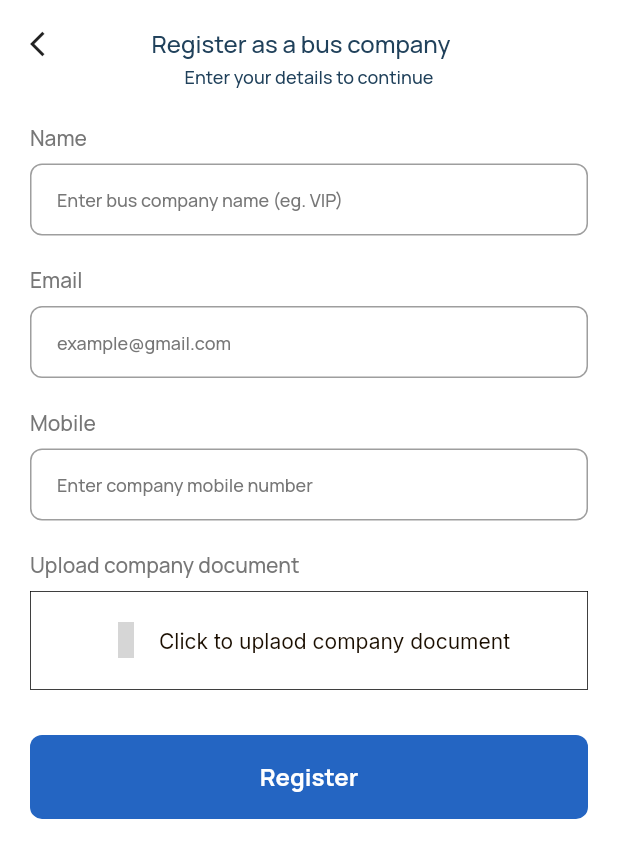
After one commit to Darkeh1807/mobile, a Flutter app: the CreateBusScreen screen opened by its route, on a phone screen of 412 x 824 dp. The commit adds this screen. Shown: the top 858 px of the screen. Run offline on Flutter 3.47's test engine with Material 2 defaults, Android fonts, the phone set to English and light mode, and no system bars; our stand-ins replace bot_toast, dio, dotted_line, email_validator, file_picker, flutter_spinkit and 7 more; missing offline and left inert: flag; accounts and stored records are empty; grey boxes are pictures that could not be loaded.

Commit message:
doc upload  successful

```diff
--- a/lib/config/url/url.dart
+++ b/lib/config/url/url.dart
@@ -1,7 +1,8 @@
 class Url {
   //All api url goes here
-  static String baseUrl = 'https://bus-booking-server-test.azurewebsites.net/api/v1';
+  static String baseUrl =
+      'https://bus-booking-server-test.azurewebsites.net/api/v1';
   static String authUrl = "$baseUrl/auth";
   static String busCompany = "$baseUrl/busCompany";
-
+  static String assets = "$baseUrl/assets";
 }
--- a/lib/main.dart
+++ b/lib/main.dart
@@ -10,6 +10,7 @@ import 'package:bus_booking/screens/booking/booking_details_cofirm_screen.dart';
 import 'package:bus_booking/screens/booking/payment_success_screen.dart';
 import 'package:bus_booking/screens/booking/search_results_screen.dart';
 import 'package:bus_booking/screens/booking/select_trip_proceed_screen.dart';
+import 'package:bus_booking/screens/bus/create_bus_screen.dart';
 import 'package:bus_booking/screens/home/app_home.dart';
 import 'package:bus_booking/screens/notifications/notifications_screen.dart';
 import 'package:bus_booking/screens/settings/basic_information_screen.dart';
@@ -158,6 +159,11 @@ class MyApp extends StatelessWidget {
               return MaterialPageRoute(
                 builder: (context) => const BasicInformationScreen(),
               );
+
+            case CreateBusScreen.routeName:
+              return MaterialPageRoute(
+                builder: (context) => const CreateBusScreen(),
+              );
             default:
               return MaterialPageRoute(
                 builder: (context) => const LoginScreen(),
--- a/lib/models/user_model.dart
+++ b/lib/models/user_model.dart
@@ -3,6 +3,7 @@ class User {
   late String? fullName;
   late String? email;
   late String? phone;
+  // late String? password;
   late String? profilePic;
   late bool? isPhoneNumberVerified;
   late bool? isEmailVerified;
@@ -13,6 +14,7 @@ class User {
     this.fullName = '',
     this.email = '',
     this.phone = '',
+    // this.password = '',
     this.profilePic = '',
     this.isPhoneNumberVerified = false,
     this.isEmailVerified = false,
@@ -24,7 +26,8 @@ class User {
       id: json["_id"],
       fullName: json["fullName"],
       email: json["email"],
-      phone: json["phone"].toString(),
+      phone: json["phone"],
+      // password: json["password"],
       profilePic: json["profilePic"],
       isPhoneNumberVerified: json["isPhoneNumberVerified"],
       isEmailVerified: json["isEmailVerified"],
@@ -38,6 +41,7 @@ class User {
       "fullName": fullName,
       "email": email,
       "phone": phone,
+      // "password": password,
       "profilePic": profilePic,
       "isPhoneNumberVerified": isPhoneNumberVerified,
       "isEmailVerified": isEmailVerified,
--- a/lib/screens/auth/login_screen.dart
+++ b/lib/screens/auth/login_screen.dart
@@ -12,6 +12,7 @@ import 'package:bus_booking/services/post_to_server.dart';
 import 'package:bus_booking/utils/loaders.dart';
 import 'package:bus_booking/utils/logger.dart';
 import 'package:bus_booking/utils/snackbar.dart';
+import 'package:bus_booking/utils/toast.dart';
 import 'package:bus_booking/utils/ui.dart';
 import 'package:bus_booking/widgets/base/custom_primary_button.dart';
 import 'package:email_validator/email_validator.dart';
@@ -196,13 +197,15 @@ class _LoginScreenState extends State<LoginScreen> {
                             // ignore: use_build_context_synchronously
                             await Navigator.of(context)
                                 .pushNamed(AppHome.routeName);
+                          } else if (jresp["message"] == "Wrong Password") {
+                            showToast("Incorrect password");
                           } else {
                             cancelLoader();
                           }
                         } on Exception catch (e) {
                           cancelLoader();
                           // ignore: use_build_context_synchronously
-                          showSnackBar(context, "Incorrect email or password");
+                          showSnackBar(context, "$e");
                           logs.d("Error: $e");
                         }
                       }
--- /dev/null
+++ b/lib/screens/bus/create_bus_screen.dart
@@ -0,0 +1,359 @@
+// ignore_for_file: use_build_context_synchronously
+
+import 'dart:convert';
+import 'dart:io';
+import 'package:bus_booking/config/theme/palette.dart';
+import 'package:bus_booking/config/url/url.dart';
+import 'package:bus_booking/provider/token_provider.dart';
+import 'package:bus_booking/provider/user_provider.dart';
+import 'package:bus_booking/services/post_to_server.dart';
+import 'package:bus_booking/services/uploadfile_to_server.dart';
+import 'package:bus_booking/utils/loaders.dart';
+import 'package:bus_booking/utils/logger.dart';
+import 'package:bus_booking/utils/toast.dart';
+import 'package:bus_booking/utils/ui.dart';
+import 'package:bus_booking/widgets/base/custom_primary_button.dart';
+import 'package:bus_booking/widgets/base/custome_upload.dart';
+import 'package:email_validator/email_validator.dart';
+import 'package:file_picker/file_picker.dart';
+import 'package:flutter/material.dart';
+import 'package:flutter_spinkit/flutter_spinkit.dart';
+import 'package:google_fonts/google_fonts.dart';
+import 'package:provider/provider.dart';
+
+class CreateBusScreen extends StatefulWidget {
+  const CreateBusScreen({
+    super.key,
+  });
+
+  static const String routeName = '/create-bus';
+
+  @override
+  State<CreateBusScreen> createState() => _CreateBusScreenState();
+}
+
+class _CreateBusScreenState extends State<CreateBusScreen> {
+  TextEditingController busCompanyNamecontroller = TextEditingController();
+  TextEditingController emailController = TextEditingController();
+  TextEditingController mobileController = TextEditingController();
+  TextEditingController companyDocumentsUrlController = TextEditingController();
+  final _formKey = GlobalKey<FormState>();
+
+  String filename = '';
+  File selectedfile = File('');
+  String uploadedDocUrl = '';
+
+  selectFile() async {
+    FilePickerResult? result = await FilePicker.platform.pickFiles(
+      type: FileType.custom,
+      allowedExtensions: ['pdf'],
+    );
+
+    if (result != null) {
+      setState(() {
+        selectedfile = File(result.files.single.path.toString());
+      });
+    }
+
+    setState(() {
+      filename = result!.files.single.name;
+    });
+  }
+
+  @override
+  void initState() {
+    super.initState();
+  }
+
+  @override
+  Widget build(BuildContext context) {
+    UserProvider up = context.watch<UserProvider>();
+    TokenProvider tp = context.watch<TokenProvider>();
+    emailController.text = up.userModel.email!;
+    mobileController.text = up.userModel.phone!;
+    return SafeArea(
+      child: Scaffold(
+        body: SingleChildScrollView(
+          child: Padding(
+            padding: const EdgeInsetsDirectional.symmetric(
+              vertical: 18,
+              horizontal: 20,
+            ),
+            child: Form(
+              key: _formKey,
+              autovalidateMode: AutovalidateMode.onUserInteraction,
+              child: Column(
+                crossAxisAlignment: CrossAxisAlignment.stretch,
+                children: [
+                  Row(
+                    children: [
+                      InkWell(
+                        onTap: () {
+                          Navigator.pop(context, null);
+                        },
+                        child: const Icon(
+                          Icons.arrow_back_ios,
+                          size: 20,
+                        ),
+                      ),
+                      addHorizontalSpace(61),
+                      Text(
+                        "Register as a bus company",
+                        textAlign: TextAlign.center,
+                        style: GoogleFonts.manrope(
+                          color: Palette.tertiaryColor,
+                          fontSize: 16,
+                          fontWeight: FontWeight.w500,
+                        ),
+                      ),
+                    ],
+                  ),
+                  addVerticalSpace(3),
+                  Text(
+                    "Enter your details to continue",
+                    textAlign: TextAlign.center,
+                    style: GoogleFonts.manrope(
+                        color: Palette.tertiaryColor,
+                        fontSize: 12,
+                        fontWeight: FontWeight.w500),
+                  ),
+                  addVerticalSpace(23),
+                  Column(
+                    crossAxisAlignment: CrossAxisAlignment.start,
+                    children: [
+                      Text(
+                        'Name',
+                        style: GoogleFonts.manrope(
+                          fontSize: 14,
+                          fontWeight: FontWeight.w500,
+                          color: Palette.greyText,
+                        ),
+                      ),
+                      addVerticalSpace(8),
+                      TextFormField(
+                        controller: busCompanyNamecontroller,
+                        style: GoogleFonts.manrope(
+                          fontSize: 12,
+                          fontWeight: FontWeight.w500,
+                          color: Colors.black,
+                        ),
+                        decoration: InputDecoration(
+                          hintText: 'Enter bus company name (eg. VIP)',
+                          hintStyle: GoogleFonts.manrope(
+                            fontSize: 12,
+                            fontWeight: FontWeight.w500,
+                            color: Palette.greyText,
+                          ),
+                          contentPadding: const EdgeInsets.symmetric(
+                            horizontal: 18,
+                            vertical: 13,
+                          ),
+                          border: OutlineInputBorder(
+                            borderRadius: BorderRadius.circular(
+                              8,
+                            ),
+                            borderSide: const BorderSide(
+                              width: 2,
+                              color: Color(0xFFE1E7EE),
+                            ),
+                          ),
+                        ),
+                        validator: (value) {
+                          if (value == null || value.isEmpty) {
+                            return 'Bus name is required';
+                          }
+                          return null;
+                        },
+                      ),
+                    ],
+                  ),
+                  addVerticalSpace(20),
+                  Column(
+                    crossAxisAlignment: CrossAxisAlignment.start,
+                    children: [
+                      Text(
+                        'Email',
+                        style: GoogleFonts.manrope(
+                            fontSize: 14,
+                            fontWeight: FontWeight.w500,
+                            color: Palette.greyText),
+                      ),
+                      addVerticalSpace(8),
+                      TextFormField(
+                        controller: emailController,
+                        style: GoogleFonts.manrope(
+                            fontSize: 12,
+                            fontWeight: FontWeight.w500,
+                            color: Colors.black),
+                        decoration: InputDecoration(
+                          hintText: 'example@gmail.com',
+                          hintStyle: GoogleFonts.manrope(
+                              fontSize: 12,
+                              fontWeight: FontWeight.w500,
+                              color: Palette.greyText),
+                          contentPadding: const EdgeInsets.symmetric(
+                              horizontal: 18, vertical: 13),
+                          border: OutlineInputBorder(
+                            borderRadius: BorderRadius.circular(8),
+                            borderSide: const BorderSide(
+                              width: 2,
+                              color: Color(0xFFE1E7EE),
+                            ),
+                          ),
+                        ),
+                        validator: (value) {
+                          if (value == null || value.isEmpty) {
+                            return 'email is required';
+                          } else if (!EmailValidator.validate(value)) {
+                            return 'Please enter a valid email';
+                          }
+                          return null;
+                        },
+                      ),
+                    ],
+                  ),
+                  addVerticalSpace(20),
+                  Column(
+                    crossAxisAlignment: CrossAxisAlignment.start,
+                    children: [
+                      Text(
+                        'Mobile',
+                        style: GoogleFonts.manrope(
+                            fontSize: 14,
+                            fontWeight: FontWeight.w500,
+                            color: Palette.greyText),
+                      ),
+                      addVerticalSpace(8),
+                      TextFormField(
+                        controller: mobileController,
+                        obscureText: false,
+                        style: GoogleFonts.manrope(
+                            fontSize: 12,
+                            fontWeight: FontWeight.w500,
+                            color: Colors.black),
+                        decoration: InputDecoration(
+                          hintText: 'Enter company mobile number',
+                          hintStyle: GoogleFonts.manrope(
+                            fontSize: 12,
+                            fontWeight: FontWeight.w500,
+                            color: Palette.greyText,
+                          ),
+                          contentPadding: const EdgeInsets.symmetric(
+                              horizontal: 18, vertical: 13),
+                          border: OutlineInputBorder(
+                            borderRadius: BorderRadius.circular(8),
+                            borderSide: const BorderSide(
+                              width: 2,
+                              color: Color(0xFFE1E7EE),
+                            ),
+                          ),
+                        ),
+                        validator: (value) {
+                          if (value == null || value.isEmpty) {
+                            return 'Mobile number is required';
+                          }
+                          return null;
+                        },
+                      ),
+                    ],
+                  ),
+                  addVerticalSpace(20),
+                  Column(
+                    crossAxisAlignment: CrossAxisAlignment.start,
+                    children: [
+                      Text(
+                        'Upload company document',
+                        style: GoogleFonts.manrope(
+                            fontSize: 14,
+                            fontWeight: FontWeight.w500,
+                            color: Palette.greyText),
+                      ),
+                      addVerticalSpace(8),
+                      InkWell(
+                        onTap: () async {
+                          await selectFile();
+                          // ignore: unnecessary_null_comparison
+                          if (selectedfile != null) {
+                            showDialog(
+                                context: context,
+                                builder: (context) {
+                                  return const Center(
+                                    child: SpinKitCircle(
+                                      color: Palette.primaryColor,
+                                    ),
+                                  );
+                                });
+                            try {
+                              final resp = await uploadFileToServer(
+                                  selectedfile, "files");
+                              final jresp = jsonDecode(resp);
+                              if (jresp["status"] == "success") {
+                                setState(() {
+                                  uploadedDocUrl =
+                                      jresp["data"]["company_docs"][0]["url"];
+                                });
+                                showToast('Successfully uploaded  doc');
+                                Navigator.pop(context);
+                              } else {
+                                Navigator.pop(context);
+                              }
+                            } catch (e) {
+                              Navigator.pop(context);
+                              logs.d(e);
+                            }
+                          }
+                        },
+                        child: CustomUplaoder(
+                          title: filename.isNotEmpty
+                              ? filename
+                              : 'Click to uplaod company document',
+                        ),
+                      ),
+                    ],
+                  ),
+                  addVerticalSpace(30),
+                  CustomPrimaryButton(
+                    text: "Register",
+                    onPressed: () async {
+                      bool isValidForm = _formKey.currentState!.validate();
+                      if (isValidForm) {
+                        if (uploadedDocUrl.isNotEmpty) {
+                          showProgressLoader();
+                          try {
+                            final data = {
+                              "name": busCompanyNamecontroller.text.trim(),
+                              "email": emailController.text.trim(),
+                              "mobileNumber": mobileController.text.trim(),
+                              "companyDocumentsUrl": uploadedDocUrl,
+                            };
+                            logs.d(data);
+                            final resp = await postDataToServer(
+                              '${Url.busCompany}/bus-company',
+                              data,
+                              context,
+                              authToken: tp.authToken,
+                            );
+                            final jresp = jsonDecode(resp);
+                            logs.d(jresp);
+                            cancelLoader();
+                          } catch (e) {
+                            cancelLoader();
+                            logs.d(e);
+                          }
+                        } else {
+                          showToast(
+                              "No document has been submitted, upload one");
+                          cancelLoader();
+                        }
+                      }
+                    },
+                  ),
+                ],
+              ),
+            ),
+          ),
+        ),
+      ),
+    );
+  }
+}
--- a/lib/screens/settings/basic_information_screen.dart
+++ b/lib/screens/settings/basic_information_screen.dart
@@ -37,7 +37,10 @@ class _BasicInformationScreenState extends State<BasicInformationScreen> {
       appBar: AppBar(
         leading: IconButton(
           onPressed: () => Navigator.pop(context, null),
-          icon: const Icon(Icons.arrow_back_ios, size: 20),
+          icon: const Icon(
+            Icons.arrow_back_ios,
+            size: 20,
+          ),
         ),
         title: Text(
           "Basic Information",
--- a/lib/services/post_to_server.dart
+++ b/lib/services/post_to_server.dart
@@ -20,7 +20,7 @@ Future<String> postDataToServer(
       },
     );
 
-    if (response.statusCode == 200) {
+    if (response.statusCode == 200 || response.statusCode == 201) {
       return response.body.toString();
     } else if (response.statusCode == 400) {
       // ignore: use_build_context_synchronously
--- /dev/null
+++ b/lib/widgets/base/custome_upload.dart
@@ -0,0 +1,39 @@
+import 'package:bus_booking/utils/ui.dart';
+import 'package:flutter/material.dart';
+import 'package:iconsax/iconsax.dart';
+
+class CustomUplaoder extends StatelessWidget {
+  final String title;
+  const CustomUplaoder({super.key, required this.title});
+
+  @override
+  Widget build(BuildContext context) {
+    Size screenSize = MediaQuery.of(context).size;
+    return Container(
+      height: screenSize.height * 0.08,
+      width: screenSize.width,
+      decoration: const BoxDecoration(
+        color: Colors.white,
+        border: Border.fromBorderSide(BorderSide(width: 0.5)),
+      ),
+      child: Padding(
+        padding: const EdgeInsets.all(8.0),
+        child: Row(
+          mainAxisAlignment: MainAxisAlignment.center,
+          crossAxisAlignment: CrossAxisAlignment.center,
+          children: [
+            const Icon(
+              Iconsax.document_upload,
+            ),
+            addHorizontalSpace(10),
+            Flexible(
+                child: Text(
+              title,
+              overflow: TextOverflow.ellipsis,
+            ))
+          ],
+        ),
+      ),
+    );
+  }
+}
--- a/pubspec.yaml
+++ b/pubspec.yaml
@@ -52,7 +52,9 @@ dependencies:
   bot_toast: ^4.1.0
   fluttertoast: ^8.2.2
   hive_flutter: ^1.1.0
-
+  image_picker: ^1.0.4
+  file_picker: ^6.0.0
+  flutter_spinkit: ^5.2.0
 dev_dependencies:
   flutter_test:
     sdk: flutter
```
Also changed, not shown: lib/screens/auth/signup_screen.dart (+24 -2 lines), lib/screens/home/home_screen.dart (+7 -1 lines), lib/services/uploadfile_to_server.dart (added, +38 -0 lines), lib/utils/file_upload.dart (added, +15 -0 lines), lib/utils/loaders.dart (+9 -0 lines), pubspec.lock, 5 other files.
